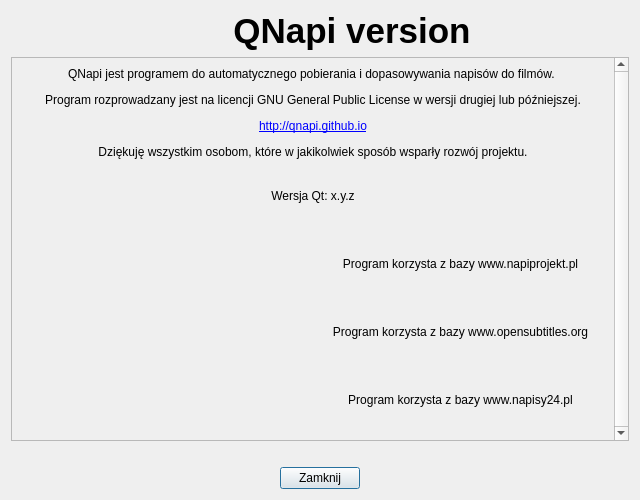
Old version of the form gui/ui/frmabout.ui in the repository QNapi/qnapi.
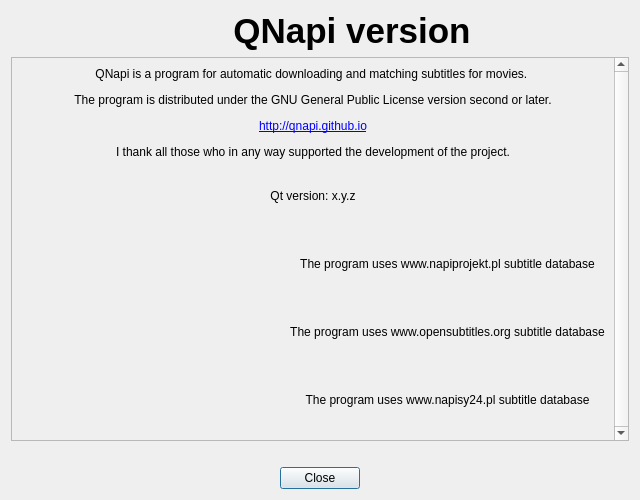
New version of the form. Icons and pictures are not drawn.

The edit to the form file:
```diff
--- a/gui/ui/frmabout.ui
+++ b/gui/ui/frmabout.ui
@@ -71,7 +71,7 @@
        <item row="0" column="0" colspan="2">
         <widget class="QLabel" name="lbAbout">
          <property name="text">
-          <string>&lt;html&gt;&lt;head/&gt;&lt;body&gt;&lt;p&gt;QNapi jest programem do automatycznego pobierania i dopasowywania napisów do filmów. &lt;/p&gt;&lt;p&gt;Program rozprowadzany jest na licencji GNU General Public License w wersji drugiej lub późniejszej.&lt;/p&gt;&lt;p&gt;&lt;a href=&quot;http://qnapi.github.io&quot;&gt;&lt;span style=&quot; text-decoration: underline; color:#0000ff;&quot;&gt;http://qnapi.github.io&lt;/span&gt;&lt;/a&gt;&lt;/p&gt;&lt;p&gt;Dziękuję wszystkim osobom, które w jakikolwiek sposób wsparły rozwój projektu.&lt;/p&gt;&lt;/body&gt;&lt;/html&gt;</string>
+          <string>&lt;html&gt;&lt;head/&gt;&lt;body&gt;&lt;p&gt;QNapi is a program for automatic downloading and matching subtitles for movies. &lt;/p&gt;&lt;p&gt;The program is distributed under the GNU General Public License version second or later.&lt;/p&gt;&lt;p&gt;&lt;a href=&quot;http://qnapi.github.io&quot;&gt;&lt;span style=&quot; text-decoration: underline; color:#0000ff;&quot;&gt;http://qnapi.github.io&lt;/span&gt;&lt;/a&gt;&lt;/p&gt;&lt;p&gt;I thank all those who in any way supported the development of the project.&lt;/p&gt;&lt;/body&gt;&lt;/html&gt;</string>
          </property>
          <property name="textFormat">
           <enum>Qt::RichText</enum>
@@ -102,7 +102,7 @@
           </size>
          </property>
          <property name="text">
-          <string>Wersja Qt: x.y.z</string>
+          <string>Qt version: x.y.z</string>
          </property>
          <property name="alignment">
           <set>Qt::AlignCenter</set>
@@ -125,7 +125,7 @@
        <item row="2" column="1">
         <widget class="QLabel" name="lbUseNP">
          <property name="text">
-          <string>Program korzysta z bazy www.napiprojekt.pl</string>
+          <string>The program uses www.napiprojekt.pl subtitle database</string>
          </property>
          <property name="alignment">
           <set>Qt::AlignCenter</set>
@@ -154,7 +154,7 @@
        <item row="3" column="1">
         <widget class="QLabel" name="lbUseOS">
          <property name="text">
-          <string>Program korzysta z bazy www.opensubtitles.org</string>
+          <string>The program uses www.opensubtitles.org subtitle database</string>
          </property>
          <property name="alignment">
           <set>Qt::AlignCenter</set>
@@ -180,7 +180,7 @@
        <item row="4" column="1">
         <widget class="QLabel" name="lbUseNP24">
          <property name="text">
-          <string>Program korzysta z bazy www.napisy24.pl</string>
+          <string>The program uses www.napisy24.pl subtitle database</string>
          </property>
          <property name="alignment">
           <set>Qt::AlignCenter</set>
@@ -197,7 +197,7 @@
    <item row="3" column="1">
     <widget class="QPushButton" name="pbClose">
      <property name="text">
-      <string>Zamknij</string>
+      <string>Close</string>
      </property>
     </widget>
    </item>
```
Left out of the diff: 2 changed lines with no effect on the pictures.
